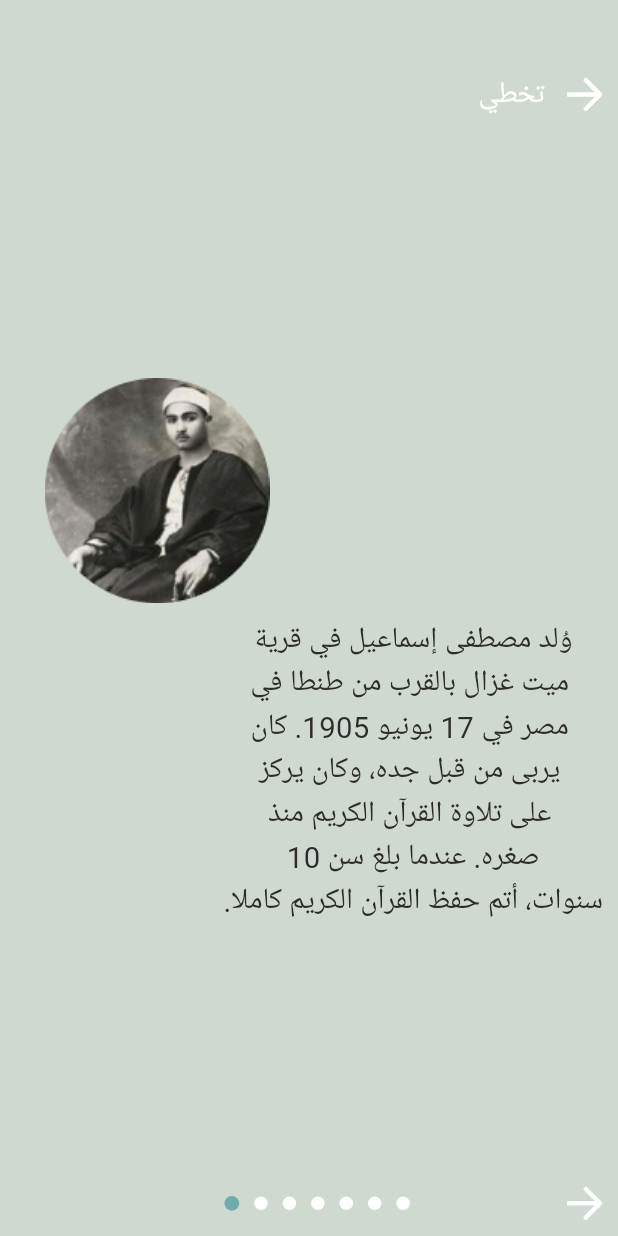
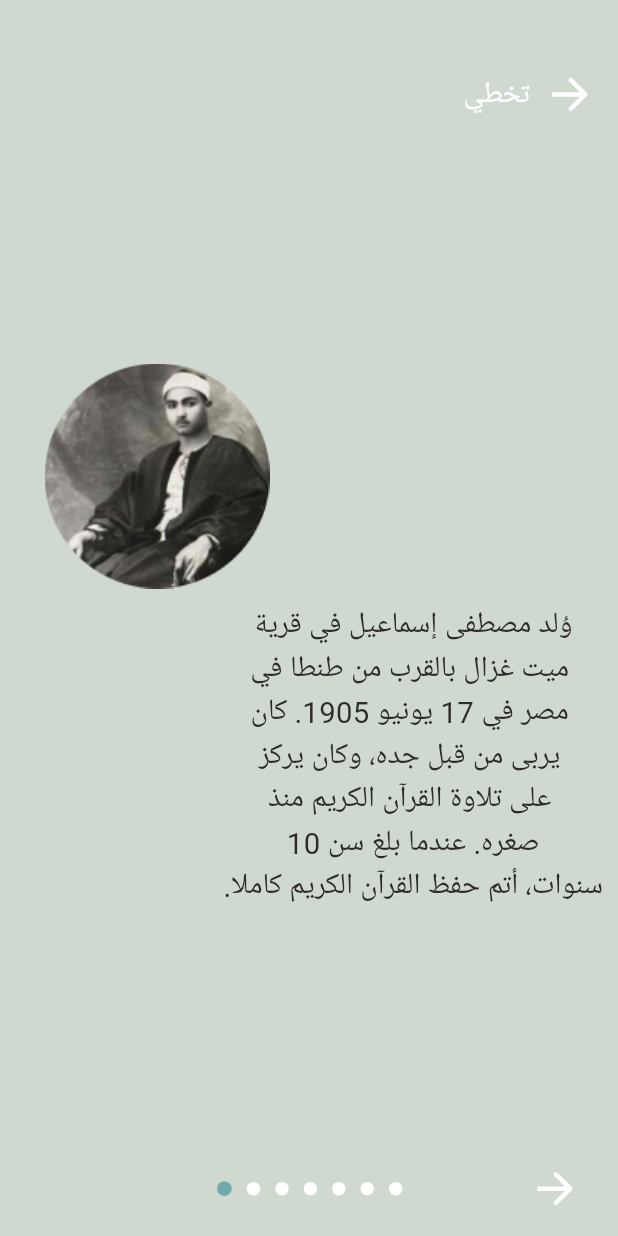
Before and after one commit to elhusseinn/Torath, a Flutter app: the OnBoarding screen opened by its route, on a phone screen of 412 x 824 dp. Run offline on Flutter 3.47's test engine with Material 3 defaults, Android fonts, the phone set to English and light mode, and no system bars; drawn by our look-alikes of dots_indicator, flutter_animate; our stand-ins replace animated_splash_screen, audio_video_progress_bar, bloc, dartz, dio, equatable and 11 more; missing offline and left inert: audio_session, dart:ffi, data_connection_checker_nulls; accounts and stored records are empty; Roboto replaces fonts that are missing (IBM Plex Sans); statements that could not run were skipped; project files that could hold a hidden picture were left out.

Commit message:
3-Jan-2014

```diff
--- a/lib/screens/onBoardingScreens/on_boarding.dart
+++ b/lib/screens/onBoardingScreens/on_boarding.dart
@@ -41,18 +41,18 @@ class _OnBoardingState extends State<OnBoarding> {
   @override
   Widget build(BuildContext context) {
     return Scaffold(
-      body: SafeArea(
-        top: false,
-        child: Container(
+      backgroundColor: ColorsCatalog.backGroundColor,
+      body: Container(
         height: MediaQuery.of(context).size.height,
         width: MediaQuery.of(context).size.width,
+
         color: ColorsCatalog.backGroundColor,
         // color: Colors.blueGrey,
         child: Column(
           mainAxisAlignment: MainAxisAlignment.spaceBetween,
           crossAxisAlignment: CrossAxisAlignment.center,
           children: [
-              GestureDetector(
+            InkWell(
               onTap: () {
                 Navigator.pushReplacementNamed(
                     context, RoutesCatalog.homeScreen);
@@ -63,7 +63,7 @@ class _OnBoardingState extends State<OnBoarding> {
               child: Container(
                 // skip button
                 // color: Colors.black,
-                  padding: EdgeInsets.only(right: 10.w, top: 50.h),
+                padding: EdgeInsetsDirectional.only(end: 20.w, top: 50.h),
                 child: Row(
                   mainAxisAlignment: MainAxisAlignment.end,
                   children: [
@@ -107,10 +107,10 @@ class _OnBoardingState extends State<OnBoarding> {
                 duration: const Duration(milliseconds: 300),
                 curve: Curves.easeIn),
             // SizedBox(height: 10.h,),
-              SafeArea(
-                child: Container(
+            Container(
               // color: Colors.red,
               padding: EdgeInsets.symmetric(horizontal: 10.w, vertical: 10.h),
+              margin: EdgeInsets.symmetric(horizontal: 20.w, vertical: 10.h),
               child: Row(
                 mainAxisAlignment: MainAxisAlignment.spaceBetween,
                 crossAxisAlignment: CrossAxisAlignment.center,
@@ -123,16 +123,19 @@ class _OnBoardingState extends State<OnBoarding> {
                                 duration: const Duration(milliseconds: 400),
                                 curve: Curves.easeInOut);
                           },
-                              child:
-                                  SvgPicture.asset(AssetsCatalog.previousArrow),
+                          child: SvgPicture.asset(AssetsCatalog.previousArrow),
                         )
-                          : Container(width: 25.w,),
+                      : Container(
+                          width: 25.w,
+                        ),
 
                   //dots indicator
-                      DotsIndicator(
+                  Expanded(
+                    child: Container(
+                      child: DotsIndicator(
                         position: currentIndexPage.toDouble(),
                         decorator: DotsDecorator(
-                          spacing: EdgeInsets.only(left: 10.w),
+                          spacing: EdgeInsets.symmetric(horizontal: 5.w),
                           color: Colors.white,
                           shape: RoundedRectangleBorder(
                             borderRadius: BorderRadius.circular(5.0),
@@ -141,6 +144,8 @@ class _OnBoardingState extends State<OnBoarding> {
                           activeSize: Size(10.w, 10.h),
                         ),
                         dotsCount: pages.length,
+                      ),
+                    ),
                   ),
 
                   //next button
@@ -155,7 +160,7 @@ class _OnBoardingState extends State<OnBoarding> {
                       } else {
                         print(PreferenceManager.isNewUser());
                         _pageController.nextPage(
-                                duration: const Duration(milliseconds: 1000),
+                            duration: const Duration(milliseconds: 400),
                             curve: Curves.easeIn);
                       }
                     },
@@ -164,9 +169,7 @@ class _OnBoardingState extends State<OnBoarding> {
                 ],
               ),
             ),
-              ),
           ],
-          ),
         ),
       ),
     );
```
Also changed, not shown: 8 other files. Lines whose indentation alone changed are shown as unchanged.
